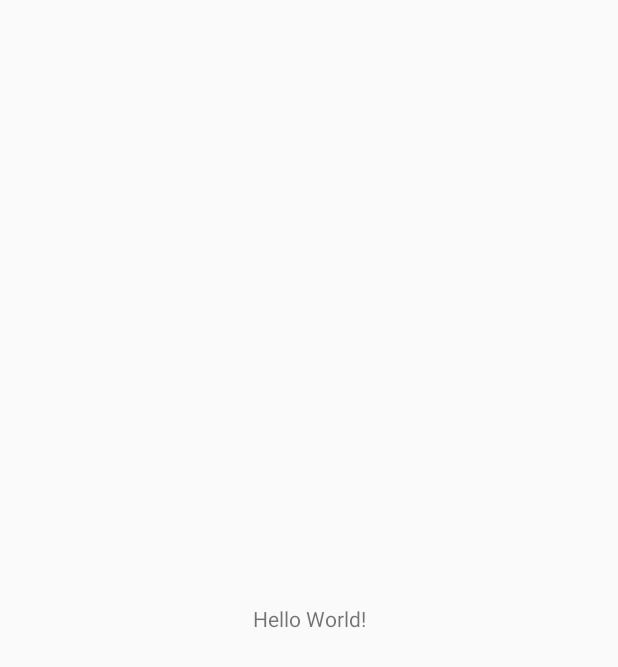
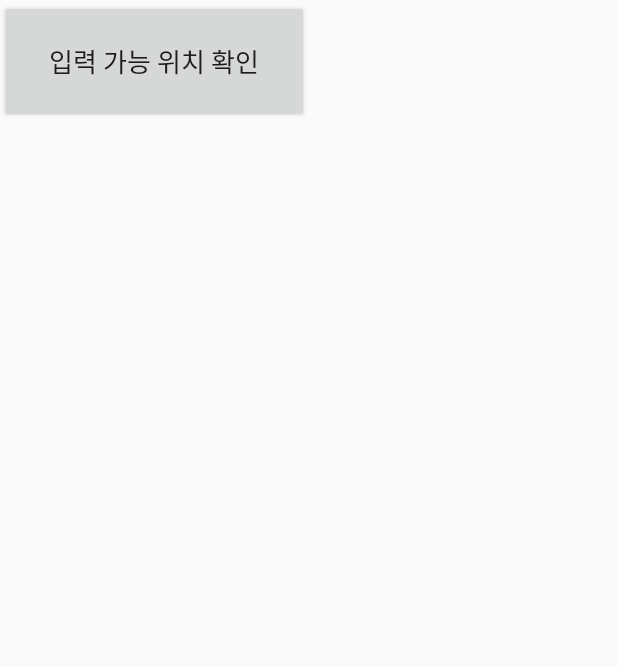
Before and after one commit to svclaw2000/Phoenix-Bot, an Android app: the screen it shows after launch (MainActivity), on a phone screen of 412 x 824 dp. Before the commit the part shown is almost empty. Shown: the top 667 px of the screen. Run offline under Robolectric (Android 15) with nearby library versions, the phone set to English and light mode, and no system bars; 2 statements that could not run were skipped.

Commit message:
kh worked 12.21.1

```diff
--- a/app/src/main/java/com/khnsoft/schperfectmap/MainActivity.java
+++ b/app/src/main/java/com/khnsoft/schperfectmap/MainActivity.java
@@ -1,13 +1,38 @@
 package com.khnsoft.schperfectmap;
 
+import android.content.Intent;
 import android.support.v7.app.AppCompatActivity;
 import android.os.Bundle;
+import android.view.View;
+import android.widget.Button;
 
-public class MainActivity extends AppCompatActivity {
+public class MainActivity extends AppCompatActivity implements View.OnClickListener{
+    Button mode_user;
+    Button mode_admin;
 
     @Override
     protected void onCreate(Bundle savedInstanceState) {
         super.onCreate(savedInstanceState);
-        setContentView(R.layout.activity_main);
+        setContentView(R.layout.activity_admin_interface);
+
+        mode_user = findViewById(R.id.mode_user);
+        mode_user.setOnClickListener(this);
+
+        mode_admin = findViewById(R.id.mode_admin);
+        mode_admin.setOnClickListener(this);
+    }
+
+    @Override
+    public void onClick(View v) {
+        switch (v.getId()) {
+            case R.id.mode_user:
+                Intent UI = new Intent(MainActivity.this, user_interface.class);
+                startActivity(UI);
+                break;
+            case R.id.mode_admin:
+                Intent AI = new Intent(MainActivity.this, admin_interface.class);
+                startActivity(AI);
+                break;
+        }
     }
 }
--- /dev/null
+++ b/app/src/main/res/layout/activity_admin_interface.xml
@@ -0,0 +1,26 @@
+<?xml version="1.0" encoding="utf-8"?>
+<LinearLayout xmlns:android="http://schemas.android.com/apk/res/android"
+    xmlns:app="http://schemas.android.com/apk/res-auto"
+    xmlns:tools="http://schemas.android.com/tools"
+    android:layout_width="match_parent"
+    android:layout_height="match_parent"
+    android:orientation="vertical"
+    android:weightSum="10">
+
+
+    <LinearLayout
+        android:layout_width="match_parent"
+        android:layout_height="0dp"
+        android:layout_weight="1"
+        android:weightSum="2"
+        android:orientation="horizontal">
+
+        <Button
+            android:id="@+id/request_map"
+            android:layout_width="0dp"
+            android:layout_weight="1"
+            android:layout_height="match_parent"
+            android:text="입력 가능 위치 확인"
+            android:textSize="17sp"/>
+    </LinearLayout>
+</LinearLayout>
```
Also changed, not shown: app/src/main/AndroidManifest.xml (+8 -0 lines), app/src/main/java/com/khnsoft/schperfectmap/add_ap_info.java (added, +62 -0 lines), app/src/main/java/com/khnsoft/schperfectmap/admin_interface.java (added, +16 -0 lines), app/src/main/java/com/khnsoft/schperfectmap/user_interface.java (added, +29 -0 lines), app/src/main/res/layout/activity_add_ap_info.xml (added, +48 -0 lines), app/src/main/res/layout/activity_main.xml (+43 -10 lines), app/src/main/res/layout/activity_user_interface.xml (added, +12 -0 lines).
